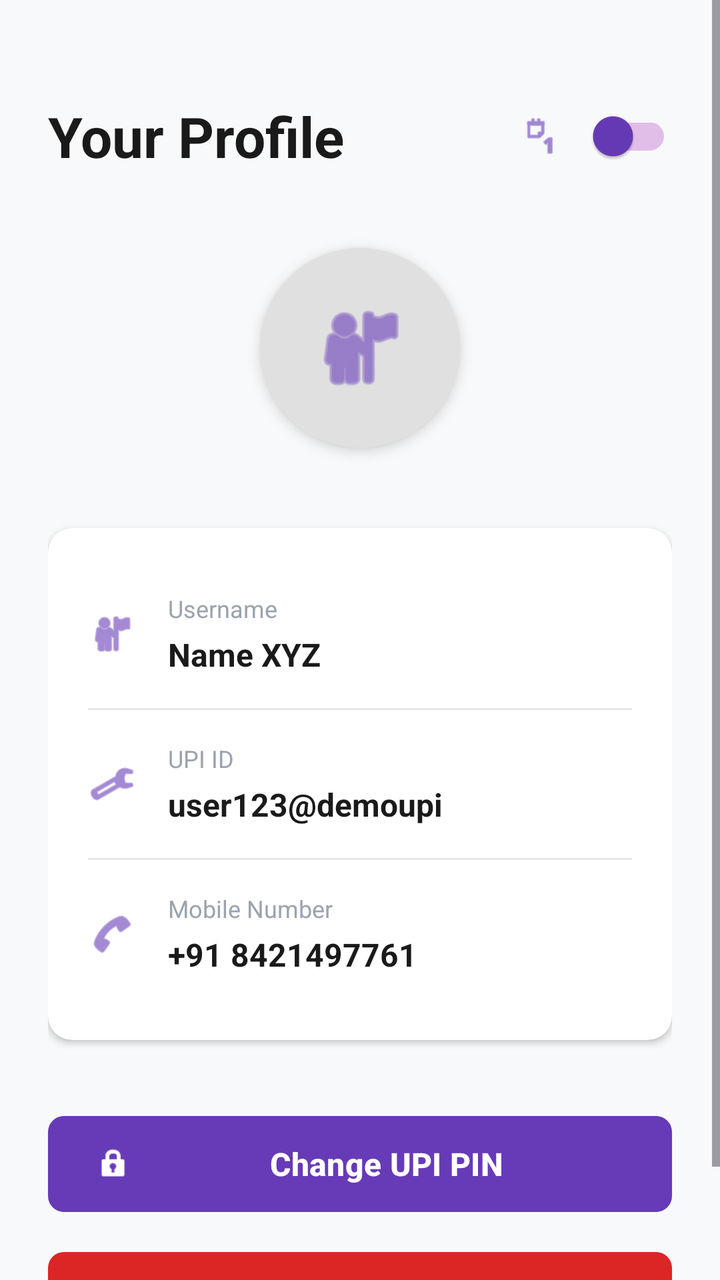
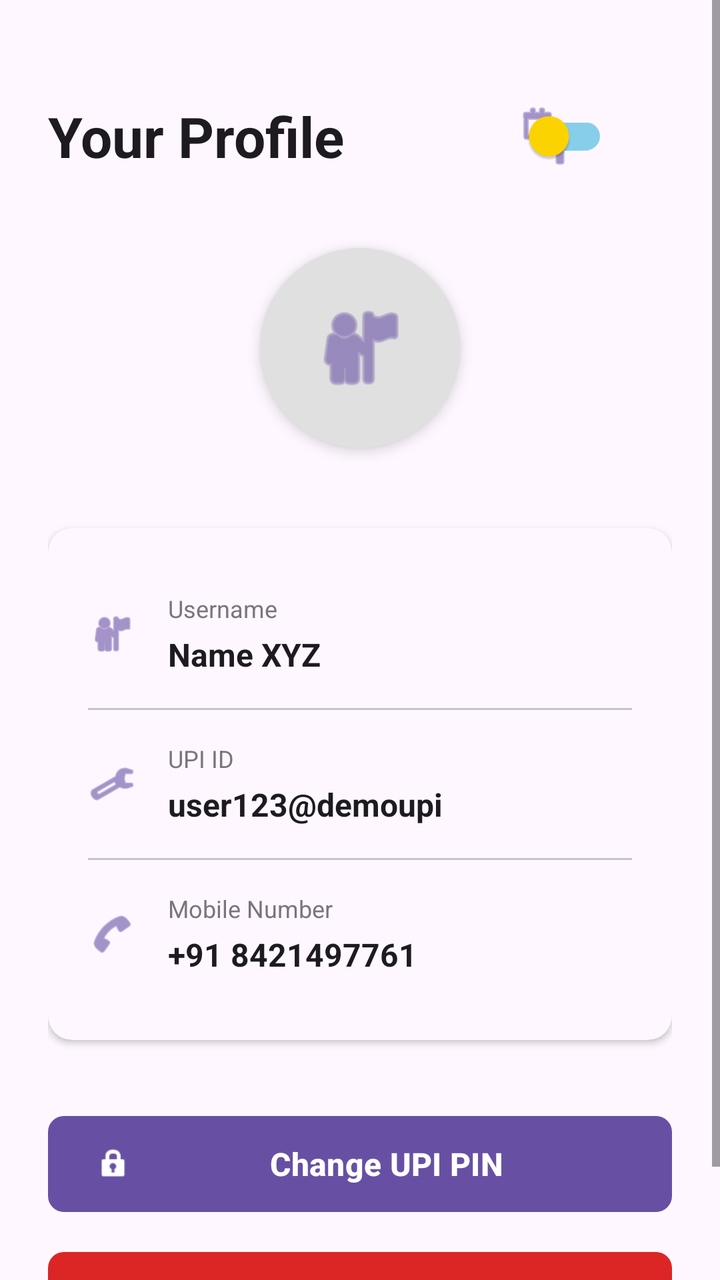

Two renders of the same Android screen: before a commit and after it. Below are the layout's source before the change and the commit's diff.
<!-- AndroidManifest.xml: application theme Theme.UPIApp -->
<!-- res/layout/fragment_profile.xml -->
<?xml version="1.0" encoding="utf-8"?>
<ScrollView xmlns:android="http://schemas.android.com/apk/res/android"
    xmlns:app="http://schemas.android.com/apk/res-auto"
    android:layout_width="match_parent"
    android:layout_height="match_parent"
    android:fillViewport="true"
    android:background="#F8F9FA">

    <LinearLayout
        android:layout_width="match_parent"
        android:layout_height="wrap_content"
        android:orientation="vertical"
        android:padding="24dp"
        android:gravity="center_horizontal">

        <RelativeLayout
            android:layout_width="match_parent"
            android:layout_height="wrap_content"
            android:layout_marginTop="20dp"
            android:layout_marginBottom="32dp">

            <TextView
                android:layout_width="wrap_content"
                android:layout_height="wrap_content"
                android:text="Your Profile"
                android:textSize="28sp"
                android:textStyle="bold"
                android:textColor="#1A1A1A"
                android:layout_alignParentStart="true"
                android:layout_centerVertical="true"/>

            <LinearLayout
                android:layout_width="wrap_content"
                android:layout_height="wrap_content"
                android:orientation="horizontal"
                android:gravity="center_vertical"
                android:layout_alignParentEnd="true"
                android:layout_centerVertical="true">

                <ImageView
                    android:layout_width="20dp"
                    android:layout_height="20dp"
                    android:src="@android:drawable/ic_menu_day"
                    android:layout_marginEnd="8dp"
                    app:tint="#673AB7" />

                <com.google.android.material.switchmaterial.SwitchMaterial
                    android:id="@+id/switch_night_mode"
                    android:layout_width="wrap_content"
                    android:layout_height="wrap_content"
                    app:thumbTint="#673AB7"
                    app:trackTint="#E1BEE7"/>
            </LinearLayout>
        </RelativeLayout>

        <FrameLayout
            android:layout_width="100dp"
            android:layout_height="100dp"
            android:layout_marginBottom="40dp"
            android:background="@drawable/circle_background_gray"
            android:elevation="4dp">

            <ImageView
                android:layout_width="50dp"
                android:layout_height="50dp"
                android:src="@android:drawable/ic_menu_myplaces"
                android:tint="#673AB7"
                android:layout_gravity="center"
                android:contentDescription="Profile Icon"/>
        </FrameLayout>

        <androidx.cardview.widget.CardView
            android:layout_width="match_parent"
            android:layout_height="wrap_content"
            android:layout_marginBottom="24dp"
            app:cardCornerRadius="12dp"
            app:cardElevation="2dp"
            app:cardBackgroundColor="@android:color/white">

            <LinearLayout
                android:layout_width="match_parent"
                android:layout_height="wrap_content"
                android:orientation="vertical"
                android:padding="20dp">

                <LinearLayout
                    android:layout_width="match_parent"
                    android:layout_height="wrap_content"
                    android:orientation="horizontal"
                    android:gravity="center_vertical"
                    android:paddingTop="12dp"
                    android:paddingBottom="12dp">

                    <ImageView
                        android:layout_width="24dp"
                        android:layout_height="24dp"
                        android:src="@android:drawable/ic_menu_myplaces"
                        android:tint="#673AB7"
                        android:layout_marginEnd="16dp"/>

                    <LinearLayout
                        android:layout_width="0dp"
                        android:layout_height="wrap_content"
                        android:layout_weight="1"
                        android:orientation="vertical">

                        <TextView
                            android:layout_width="wrap_content"
                            android:layout_height="wrap_content"
                            android:text="Username"
                            android:textSize="12sp"
                            android:textColor="#9CA3AF"
                            android:layout_marginBottom="4dp"/>

                        <TextView
                            android:id="@+id/text_username"
                            android:layout_width="wrap_content"
                            android:layout_height="wrap_content"
                            android:text="Name XYZ"
                            android:textSize="16sp"
                            android:textStyle="bold"
                            android:textColor="#1A1A1A"/>
                    </LinearLayout>
                </LinearLayout>

                <View
                    android:layout_width="match_parent"
                    android:layout_height="1dp"
                    android:background="#E5E7EB"
                    android:layout_marginTop="4dp"
                    android:layout_marginBottom="4dp"/>

                <LinearLayout
                    android:layout_width="match_parent"
                    android:layout_height="wrap_content"
                    android:orientation="horizontal"
                    android:gravity="center_vertical"
                    android:paddingTop="12dp"
                    android:paddingBottom="12dp">

                    <ImageView
                        android:layout_width="24dp"
                        android:layout_height="24dp"
                        android:src="@android:drawable/ic_menu_manage"
                        android:tint="#673AB7"
                        android:layout_marginEnd="16dp"/>

                    <LinearLayout
                        android:layout_width="0dp"
                        android:layout_height="wrap_content"
                        android:layout_weight="1"
                        android:orientation="vertical">

                        <TextView
                            android:layout_width="wrap_content"
                            android:layout_height="wrap_content"
                            android:text="UPI ID"
                            android:textSize="12sp"
                            android:textColor="#9CA3AF"
                            android:layout_marginBottom="4dp"/>

                        <TextView
                            android:id="@+id/text_upi_id"
                            android:layout_width="wrap_content"
                            android:layout_height="wrap_content"
                            android:text="user123@demoupi"
                            android:textSize="16sp"
                            android:textStyle="bold"
                            android:textColor="#1A1A1A"/>
                    </LinearLayout>
                </LinearLayout>

                <View
                    android:layout_width="match_parent"
                    android:layout_height="1dp"
                    android:background="#E5E7EB"
                    android:layout_marginTop="4dp"
                    android:layout_marginBottom="4dp"/>

                <LinearLayout
                    android:layout_width="match_parent"
                    android:layout_height="wrap_content"
                    android:orientation="horizontal"
                    android:gravity="center_vertical"
                    android:paddingTop="12dp"
                    android:paddingBottom="12dp">

                    <ImageView
                        android:layout_width="24dp"
                        android:layout_height="24dp"
                        android:src="@android:drawable/ic_menu_call"
                        android:tint="#673AB7"
                        android:layout_marginEnd="16dp"/>

                    <LinearLayout
                        android:layout_width="0dp"
                        android:layout_height="wrap_content"
                        android:layout_weight="1"
                        android:orientation="vertical">

                        <TextView
                            android:layout_width="wrap_content"
                            android:layout_height="wrap_content"
                            android:text="Mobile Number"
                            android:textSize="12sp"
                            android:textColor="#9CA3AF"
                            android:layout_marginBottom="4dp"/>

                        <TextView
                            android:id="@+id/text_phone_number"
                            android:layout_width="wrap_content"
                            android:layout_height="wrap_content"
                            android:text="+91 8421497761"
                            android:textSize="16sp"
                            android:textStyle="bold"
                            android:textColor="#1A1A1A"/>
                    </LinearLayout>
                </LinearLayout>

            </LinearLayout>
        </androidx.cardview.widget.CardView>

        <androidx.cardview.widget.CardView
            android:id="@+id/card_developer_mode"
            android:layout_width="match_parent"
            android:layout_height="wrap_content"
            android:visibility="gone"
            android:layout_marginBottom="24dp"
            app:cardCornerRadius="12dp"
            app:cardElevation="2dp"
            app:cardBackgroundColor="@android:color/white">

            <LinearLayout
                android:layout_width="match_parent"
                android:layout_height="wrap_content"
                android:orientation="horizontal"
                android:gravity="center_vertical"
                android:padding="20dp">

                <ImageView
                    android:layout_width="24dp"
                    android:layout_height="24dp"
                    android:src="@android:drawable/ic_menu_preferences"
                    android:tint="#673AB7"
                    android:layout_marginEnd="16dp"/>

                <TextView
                    android:layout_width="0dp"
                    android:layout_height="wrap_content"
                    android:layout_weight="1"
                    android:text="Developer Mode"
                    android:textSize="16sp"
                    android:textColor="#1A1A1A"
                    android:textStyle="bold"/>

                <com.google.android.material.switchmaterial.SwitchMaterial
                    android:id="@+id/switch_developer_mode"
                    android:layout_width="wrap_content"
                    android:layout_height="wrap_content"
                    android:checked="false"
                    app:thumbTint="#673AB7"
                    app:trackTint="#E1BEE7"/>
            </LinearLayout>
        </androidx.cardview.widget.CardView>

        <LinearLayout
            android:layout_width="match_parent"
            android:layout_height="wrap_content"
            android:orientation="vertical"
            android:layout_marginTop="10dp">

            <com.google.android.material.button.MaterialButton
                android:id="@+id/btn_change_upi_pin"
                android:layout_width="match_parent"
                android:layout_height="56dp"
                android:text="Change UPI PIN"
                android:textSize="16sp"
                android:textStyle="bold"
                android:textAllCaps="false"
                app:cornerRadius="8dp"
                app:backgroundTint="#673AB7"
                app:icon="@android:drawable/ic_lock_idle_lock"
                app:iconTint="@android:color/white"
                android:elevation="2dp"
                android:layout_marginBottom="12dp"/>

            <com.google.android.material.button.MaterialButton
                android:id="@+id/btn_logout"
                android:layout_width="match_parent"
                android:layout_height="56dp"
                android:text="Logout"
                android:textSize="16sp"
                android:textStyle="bold"
                android:textAllCaps="false"
                app:cornerRadius="8dp"
                app:backgroundTint="#DC2626"
                app:icon="@android:drawable/ic_menu_revert"
                app:iconTint="@android:color/white"
                android:elevation="2dp"/>
        </LinearLayout>

    </LinearLayout>

</ScrollView>
<!-- resources referenced by this layout -->
<resources>
  <!-- drawable circle_background_gray (drawable) -->
  <?xml version="1.0" encoding="utf-8"?>
  <shape xmlns:android="http://schemas.android.com/apk/res/android"
      android:shape="oval">
      <solid android:color="#E0E0E0"/> <size android:width="100dp" android:height="100dp"/>
  </shape>
  <style name="Theme.UPIApp" parent="Base.Theme.UPIApp" />
  <style name="Base.Theme.UPIApp" parent="Theme.Material3.DayNight.NoActionBar">
          
          
      </style>
</resources>

<!-- the commit's change to res/layout/fragment_profile.xml (unified diff, before → after) -->
@@ -4,7 +4,7 @@
     android:layout_width="match_parent"
     android:layout_height="match_parent"
     android:fillViewport="true"
-    android:background="#F8F9FA">
+    android:background="?android:attr/colorBackground">
 
     <LinearLayout
         android:layout_width="match_parent"
@@ -13,45 +13,46 @@
         android:padding="24dp"
         android:gravity="center_horizontal">
 
-        <RelativeLayout
+        <LinearLayout
             android:layout_width="match_parent"
             android:layout_height="wrap_content"
+            android:orientation="horizontal"
+            android:gravity="center_vertical"
             android:layout_marginTop="20dp"
             android:layout_marginBottom="32dp">
 
             <TextView
-                android:layout_width="wrap_content"
+                android:layout_width="0dp"
                 android:layout_height="wrap_content"
+                android:layout_weight="1"
                 android:text="Your Profile"
                 android:textSize="28sp"
                 android:textStyle="bold"
-                android:textColor="#1A1A1A"
-                android:layout_alignParentStart="true"
-                android:layout_centerVertical="true"/>
-
-            <LinearLayout
+                android:textColor="?attr/colorOnSurface"/>
+
+            <FrameLayout
                 android:layout_width="wrap_content"
-                android:layout_height="wrap_content"
-                android:orientation="horizontal"
-                android:gravity="center_vertical"
-                android:layout_alignParentEnd="true"
-                android:layout_centerVertical="true">
+                android:layout_height="wrap_content">
 
                 <ImageView
-                    android:layout_width="20dp"
-                    android:layout_height="20dp"
+                    android:id="@+id/icon_night_mode"
+                    android:layout_width="32dp"
+                    android:layout_height="32dp"
+                    android:layout_gravity="center_vertical"
+                    android:layout_marginEnd="48dp"
                     android:src="@android:drawable/ic_menu_day"
-                    android:layout_marginEnd="8dp"
-                    app:tint="#673AB7" />
+                    app:tint="?attr/colorPrimary"/>
 
                 <com.google.android.material.switchmaterial.SwitchMaterial
                     android:id="@+id/switch_night_mode"
                     android:layout_width="wrap_content"
                     android:layout_height="wrap_content"
-                    app:thumbTint="#673AB7"
-                    app:trackTint="#E1BEE7"/>
-            </LinearLayout>
-        </RelativeLayout>
+                    android:layout_gravity="center_vertical"
+                    app:thumbTint="@color/switch_thumb_selector"
+                    app:trackTint="@color/switch_track_selector"
+                    app:useMaterialThemeColors="false" />
+            </FrameLayout>
+        </LinearLayout>
 
         <FrameLayout
             android:layout_width="100dp"
@@ -64,7 +65,7 @@
                 android:layout_width="50dp"
                 android:layout_height="50dp"
                 android:src="@android:drawable/ic_menu_myplaces"
-                android:tint="#673AB7"
+                app:tint="?attr/colorPrimary"
                 android:layout_gravity="center"
                 android:contentDescription="Profile Icon"/>
         </FrameLayout>
@@ -75,7 +76,7 @@
             android:layout_marginBottom="24dp"
             app:cardCornerRadius="12dp"
             app:cardElevation="2dp"
-            app:cardBackgroundColor="@android:color/white">
+            app:cardBackgroundColor="?attr/colorSurface">
 
             <LinearLayout
                 android:layout_width="match_parent"
@@ -95,7 +96,7 @@
                         android:layout_width="24dp"
                         android:layout_height="24dp"
                         android:src="@android:drawable/ic_menu_myplaces"
-                        android:tint="#673AB7"
+                        app:tint="?attr/colorPrimary"
                         android:layout_marginEnd="16dp"/>
 
                     <LinearLayout
@@ -109,7 +110,7 @@
                             android:layout_height="wrap_content"
                             android:text="Username"
                             android:textSize="12sp"
-                            android:textColor="#9CA3AF"
+                            android:textColor="?attr/colorOutline"
                             android:layout_marginBottom="4dp"/>
 
                         <TextView
@@ -119,14 +120,14 @@
                             android:text="Name XYZ"
                             android:textSize="16sp"
                             android:textStyle="bold"
-                            android:textColor="#1A1A1A"/>
+                            android:textColor="?attr/colorOnSurface"/>
                     </LinearLayout>
                 </LinearLayout>
 
                 <View
                     android:layout_width="match_parent"
                     android:layout_height="1dp"
-                    android:background="#E5E7EB"
+                    android:background="?attr/colorOutlineVariant"
                     android:layout_marginTop="4dp"
                     android:layout_marginBottom="4dp"/>
 
@@ -142,7 +143,7 @@
                         android:layout_width="24dp"
                         android:layout_height="24dp"
                         android:src="@android:drawable/ic_menu_manage"
-                        android:tint="#673AB7"
+                        app:tint="?attr/colorPrimary"
                         android:layout_marginEnd="16dp"/>
 
                     <LinearLayout
@@ -156,7 +157,7 @@
                             android:layout_height="wrap_content"
                             android:text="UPI ID"
                             android:textSize="12sp"
-                            android:textColor="#9CA3AF"
+                            android:textColor="?attr/colorOutline"
                             android:layout_marginBottom="4dp"/>
 
                         <TextView
@@ -166,14 +167,14 @@
                             android:text="user123@demoupi"
                             android:textSize="16sp"
                             android:textStyle="bold"
-                            android:textColor="#1A1A1A"/>
+                            android:textColor="?attr/colorOnSurface"/>
                     </LinearLayout>
                 </LinearLayout>
 
                 <View
                     android:layout_width="match_parent"
                     android:layout_height="1dp"
-                    android:background="#E5E7EB"
+                    android:background="?attr/colorOutlineVariant"
                     android:layout_marginTop="4dp"
                     android:layout_marginBottom="4dp"/>
 
@@ -189,7 +190,7 @@
                         android:layout_width="24dp"
                         android:layout_height="24dp"
                         android:src="@android:drawable/ic_menu_call"
-                        android:tint="#673AB7"
+                        app:tint="?attr/colorPrimary"
                         android:layout_marginEnd="16dp"/>
 
                     <LinearLayout
@@ -203,7 +204,7 @@
                             android:layout_height="wrap_content"
                             android:text="Mobile Number"
                             android:textSize="12sp"
-                            android:textColor="#9CA3AF"
+                            android:textColor="?attr/colorOutline"
                             android:layout_marginBottom="4dp"/>
 
                         <TextView
@@ -213,7 +214,7 @@
                             android:text="+91 8421497761"
                             android:textSize="16sp"
                             android:textStyle="bold"
-                            android:textColor="#1A1A1A"/>
+                            android:textColor="?attr/colorOnSurface"/>
                     </LinearLayout>
                 </LinearLayout>
 
@@ -228,7 +229,7 @@
             android:layout_marginBottom="24dp"
             app:cardCornerRadius="12dp"
             app:cardElevation="2dp"
-            app:cardBackgroundColor="@android:color/white">
+            app:cardBackgroundColor="?attr/colorSurface">
 
             <LinearLayout
                 android:layout_width="match_parent"
@@ -241,7 +242,7 @@
                     android:layout_width="24dp"
                     android:layout_height="24dp"
                     android:src="@android:drawable/ic_menu_preferences"
-                    android:tint="#673AB7"
+                    app:tint="?attr/colorPrimary"
                     android:layout_marginEnd="16dp"/>
 
                 <TextView
@@ -250,7 +251,7 @@
                     android:layout_weight="1"
                     android:text="Developer Mode"
                     android:textSize="16sp"
-                    android:textColor="#1A1A1A"
+                    android:textColor="?attr/colorOnSurface"
                     android:textStyle="bold"/>
 
                 <com.google.android.material.switchmaterial.SwitchMaterial
@@ -258,8 +259,8 @@
                     android:layout_width="wrap_content"
                     android:layout_height="wrap_content"
                     android:checked="false"
-                    app:thumbTint="#673AB7"
-                    app:trackTint="#E1BEE7"/>
+                    app:thumbTint="?attr/colorPrimary"
+                    app:trackTint="?attr/colorSecondaryContainer"/>
             </LinearLayout>
         </androidx.cardview.widget.CardView>
 
@@ -278,9 +279,9 @@
                 android:textStyle="bold"
                 android:textAllCaps="false"
                 app:cornerRadius="8dp"
-                app:backgroundTint="#673AB7"
+                app:backgroundTint="?attr/colorPrimary"
                 app:icon="@android:drawable/ic_lock_idle_lock"
-                app:iconTint="@android:color/white"
+                app:iconTint="?attr/colorOnPrimary"
                 android:elevation="2dp"
                 android:layout_marginBottom="12dp"/>
 
